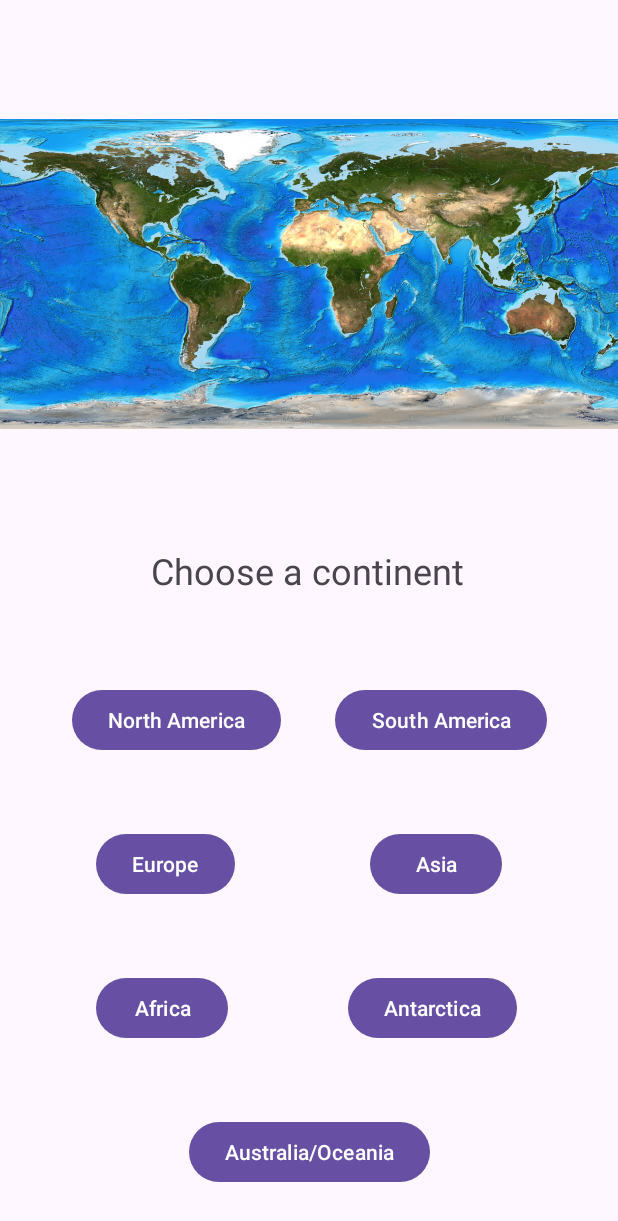
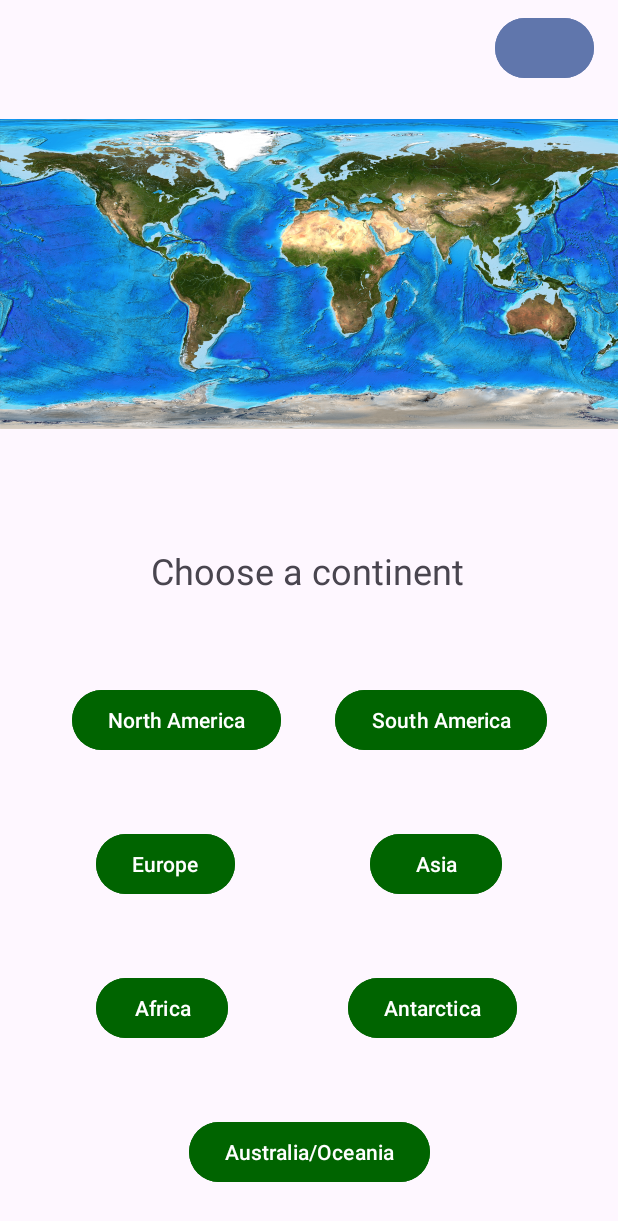
Before and after one commit to KaitlynClay/Geo-FinalProject, an Android app: the MainActivity screen opened directly, with no data from a screen before it, on a phone screen of 412 x 824 dp. Shown: the top 1221 px of the screen. Run offline under Robolectric (Android 15) with nearby library versions, the light colour scheme and no system bars.

Commit message:
user profile?

```diff
--- a/app/src/main/java/com/example/geo_finalproject/Login.kt
+++ b/app/src/main/java/com/example/geo_finalproject/Login.kt
@@ -70,8 +70,10 @@ class Login : AppCompatActivity() {
                 else -> {
                     btnLogin.setOnClickListener {
                         val intent = Intent(this, MainActivity::class.java)
+                        intent.putExtra("username", userTxt.toString())
                         startActivity(intent)
-                    }                }
+                    }
+                }
             }
         }
     }
--- a/app/src/main/java/com/example/geo_finalproject/MainActivity.kt
+++ b/app/src/main/java/com/example/geo_finalproject/MainActivity.kt
@@ -9,6 +9,11 @@ class MainActivity : AppCompatActivity() {
     override fun onCreate(savedInstanceState: Bundle?) {
         super.onCreate(savedInstanceState)
         setContentView(R.layout.activity_main)
+
+        val profileBtn = findViewById<Button>(R.id.idUserBtn)
+        val user = intent.getStringExtra("username")
+        val user2L = user?.take(2)
+        profileBtn.text = user2L
 
         val btnNA = findViewById<Button>(R.id.idNorthAmerica)
         btnNA.setOnClickListener {
--- a/app/src/main/res/layout/activity_main.xml
+++ b/app/src/main/res/layout/activity_main.xml
@@ -12,6 +12,7 @@
         android:layout_height="wrap_content"
         android:layout_marginStart="48dp"
         android:layout_marginTop="56dp"
+        android:backgroundTint="@color/darkGreen"
         android:text="@string/NA"
         app:layout_constraintStart_toStartOf="parent"
         app:layout_constraintTop_toBottomOf="@+id/idUserMessage" />
@@ -22,6 +23,7 @@
         android:layout_height="wrap_content"
         android:layout_marginTop="56dp"
         android:layout_marginEnd="47dp"
+        android:backgroundTint="@color/darkGreen"
         android:text="@string/SA"
         app:layout_constraintEnd_toEndOf="parent"
         app:layout_constraintTop_toBottomOf="@+id/idUserMessage" />
@@ -32,6 +34,7 @@
         android:layout_height="wrap_content"
         android:layout_marginStart="64dp"
         android:layout_marginTop="48dp"
+        android:backgroundTint="@color/darkGreen"
         android:text="@string/Eur"
         app:layout_constraintStart_toStartOf="parent"
         app:layout_constraintTop_toBottomOf="@+id/idNorthAmerica" />
@@ -42,6 +45,7 @@
         android:layout_height="wrap_content"
         android:layout_marginTop="48dp"
         android:layout_marginEnd="77dp"
+        android:backgroundTint="@color/darkGreen"
         android:text="@string/Ai"
         app:layout_constraintEnd_toEndOf="parent"
         app:layout_constraintTop_toBottomOf="@+id/idSouthAmerica" />
@@ -52,6 +56,7 @@
         android:layout_height="wrap_content"
         android:layout_marginStart="64dp"
         android:layout_marginTop="48dp"
+        android:backgroundTint="@color/darkGreen"
         android:text="@string/Afr"
         app:layout_constraintStart_toStartOf="parent"
         app:layout_constraintTop_toBottomOf="@+id/idEurope" />
@@ -62,6 +67,7 @@
         android:layout_height="wrap_content"
         android:layout_marginTop="48dp"
         android:layout_marginEnd="67dp"
+        android:backgroundTint="@color/darkGreen"
         android:text="@string/Ant"
         app:layout_constraintEnd_toEndOf="parent"
         app:layout_constraintTop_toBottomOf="@+id/idAsia" />
@@ -73,6 +79,7 @@
         android:layout_marginStart="160dp"
         android:layout_marginTop="48dp"
         android:layout_marginEnd="160dp"
+        android:backgroundTint="@color/darkGreen"
         android:text="@string/AnO"
         app:layout_constraintEnd_toEndOf="parent"
         app:layout_constraintStart_toStartOf="parent"
@@ -103,4 +110,17 @@
         app:layout_constraintStart_toStartOf="parent"
         app:layout_constraintTop_toTopOf="parent"
         app:srcCompat="@drawable/worldmap" />
+
+    <Button
+        android:id="@+id/idUserBtn"
+        android:layout_width="66dp"
+        android:layout_height="48dp"
+        android:layout_marginTop="8dp"
+        android:backgroundTint="@color/material_dynamic_primary50"
+        android:textSize="12sp"
+        app:layout_constraintEnd_toEndOf="parent"
+        app:layout_constraintHorizontal_bias="0.953"
+        app:layout_constraintStart_toStartOf="parent"
+        app:layout_constraintTop_toTopOf="parent" />
+
 </androidx.constraintlayout.widget.ConstraintLayout>
```
